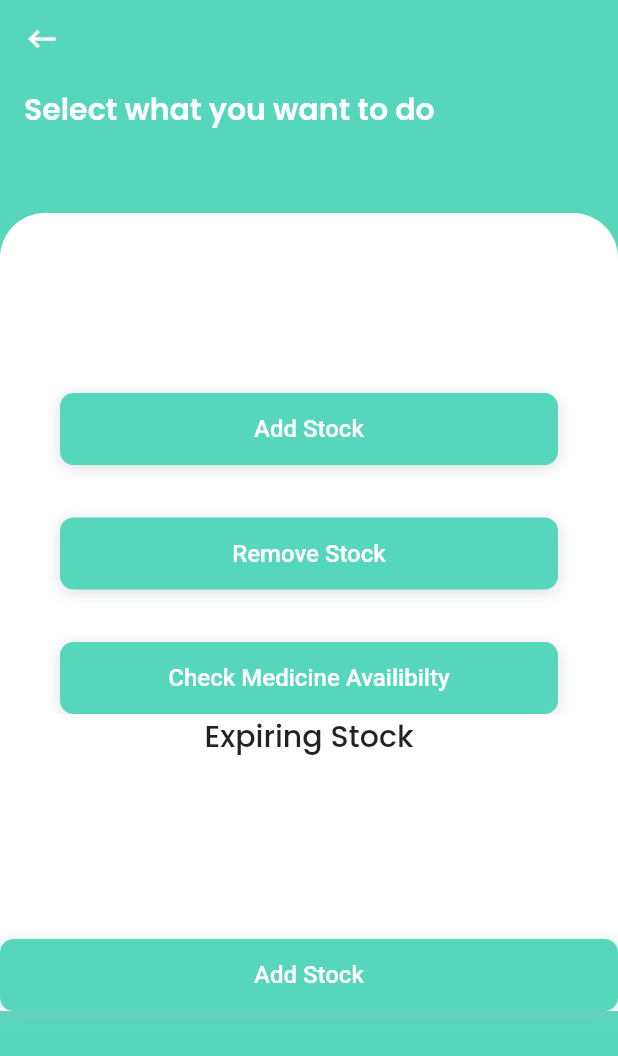
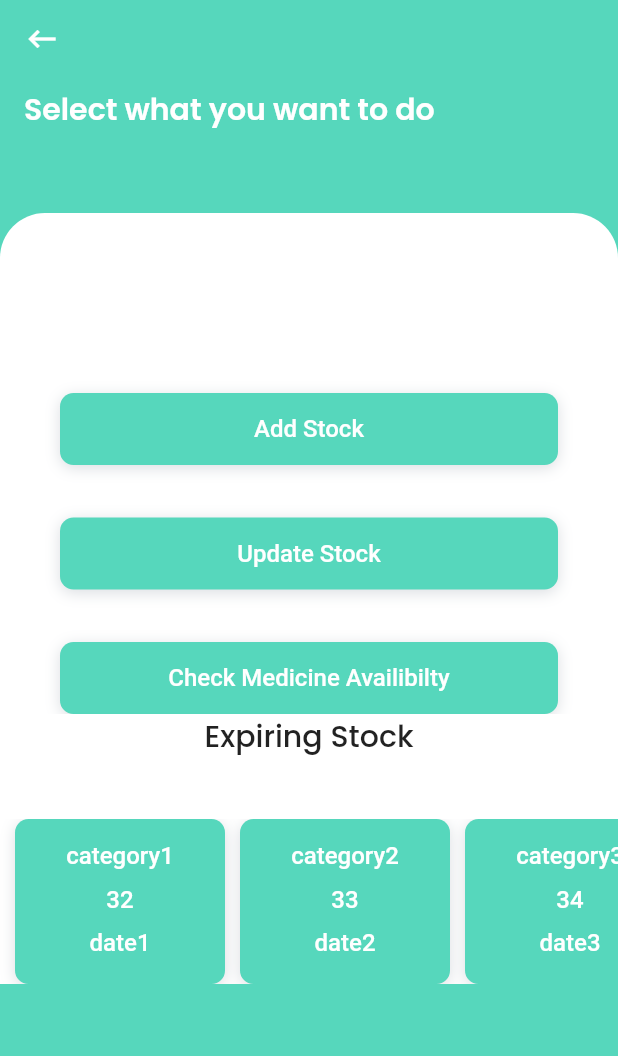
Before and after one commit to srn08/hospital_inventory_app, a Flutter app: the screen it shows after launch, after a tap on "Log In", on a phone screen of 412 x 824 dp. Shown: the top 1056 px of the screen. Run offline on Flutter 3.47's test engine with Material 2 defaults, Android fonts, the phone set to English and light mode, and no system bars; our stand-ins replace cloud_firestore, firebase_core, google_fonts; accounts and stored records are empty.

Commit message:
Bahut kuch hai bc

```diff
--- a/lib/main.dart
+++ b/lib/main.dart
@@ -7,6 +7,7 @@ import 'package:oop_proj/pages/home.dart';
 import 'package:oop_proj/pages/main_page.dart';
 import 'package:oop_proj/pages/remove.dart';
 import 'package:oop_proj/utils/constants.dart';
+
 
 
 Future main() async {
--- a/lib/pages/home.dart
+++ b/lib/pages/home.dart
@@ -15,7 +15,6 @@ class Home extends StatelessWidget {
       backgroundColor: Constants.primaryColor,
       body: Container(
         child: Column(
-            crossAxisAlignment: CrossAxisAlignment.stretch,
             children: [
               Expanded(
                 flex: 3,
--- a/lib/pages/main_page.dart
+++ b/lib/pages/main_page.dart
@@ -3,6 +3,7 @@ import 'package:flutter/material.dart';
 import 'package:google_fonts/google_fonts.dart';
 import 'package:oop_proj/utils/helper.dart';
 import 'package:oop_proj/widgets/app_button.dart';
+import 'package:oop_proj/widgets/expiry_widget.dart';
 
 import '../utils/constants.dart';
 
@@ -76,7 +77,7 @@ class Login extends StatelessWidget {
                           ),
                           AppButton(ButtonType.PRIMARY,() {
                             nextScreen(context, "/remove");
-                        }, "Remove Stock"),
+                          }, "Update Stock"),
                           SizedBox(
                             height: 35.0,
                           ),
@@ -102,9 +103,28 @@ class Login extends StatelessWidget {
                               ),
                             ),
                             SizedBox(
-                      height: 120.0,
+                              height: 40.0,
                             ),
-                    AppButton(ButtonType.PRIMARY,() {}, "Add Stock"),
+                            // AppButton(ButtonType.PRIMARY,() {}, "Add Stock")
+                            Container(
+                              height: 110.0,
+                              width: double.infinity,
+                              child: ListView(
+                                  scrollDirection: Axis.horizontal,
+                                  children: [
+                                    SizedBox(width: 10.0,),
+                                    Exp_Widget("category1", 32, "date1"),
+                                    SizedBox(width: 10.0,),
+                                    Exp_Widget("category2", 33, "date2"),
+                                    SizedBox(width: 10.0,),
+                                    Exp_Widget("category3", 34, "date3"),
+                                    SizedBox(width: 10.0,),
+                                    Exp_Widget("category4", 35, "date4"),
+                                    SizedBox(width: 10.0,),
+                                    Exp_Widget("category5", 36, "date5"),
+                                  ]
+                              ),
+                            ),
                           ]
                       ),
                     ),
--- /dev/null
+++ b/lib/widgets/expiry_widget.dart
@@ -0,0 +1,68 @@
+import 'package:flutter/cupertino.dart';
+import 'package:flutter/material.dart';
+import 'package:google_fonts/google_fonts.dart';
+
+
+
+import '../utils/constants.dart';
+
+// enum ButtonType { PRIMARY, PLAIN }
+
+class Exp_Widget extends StatelessWidget {
+  // final ButtonType type;
+  // final VoidCallback onPressed;
+  final String category;
+  final int quantity;
+  // final DateTime exp_date;
+  final String tempDate;
+
+
+  Exp_Widget(this.category,this.quantity,this.tempDate);
+  @override
+  Widget build(BuildContext context) {
+    return InkWell(
+        child: Container(
+            width: 140.0,
+            // height: 100.0,
+            decoration: BoxDecoration(
+                color: Constants.primaryColor,
+                borderRadius: BorderRadius.circular(9.0),
+                boxShadow: const [BoxShadow(
+                    color: Color.fromRGBO(169, 176, 185, 0.42),
+                    spreadRadius: 0,
+                    blurRadius: 8.0,
+                    offset: Offset(0,2)
+                )
+                ]
+            ),
+            child: Center(
+              child: Column(
+                  children: [
+                    SizedBox(height: 15.0,),
+                    Text(
+                      this.category,
+                      style: GoogleFonts.roboto(
+                        color: Colors.white,
+                        fontSize: 16.0,
+                        fontWeight: FontWeight.w500,
+                      ),
+                    ),
+                    SizedBox(height: 10.0,),
+                    Text(this.quantity.toString(),
+                      style: GoogleFonts.roboto(
+                        color: Colors.white,
+                        fontSize: 16.0,
+                        fontWeight: FontWeight.w500,),),
+                    SizedBox(height: 10.0,),
+                    Text(this.tempDate,
+                      style: GoogleFonts.roboto(
+                        color: Colors.white,
+                        fontSize: 16.0,
+                        fontWeight: FontWeight.w500,),)
+                  ]
+              ),
+            )
+        )
+    );
+  }
+}
```
Also changed, not shown: lib/pages/add.dart (+60 -21 lines), lib/pages/avail.dart (+16 -3 lines), lib/pages/remove.dart (+52 -5 lines), pubspec.lock, 1 other file. Lines whose indentation alone changed are shown as unchanged.
